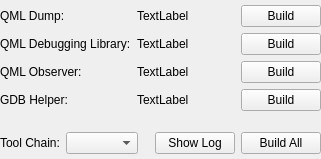
This is src/plugins/qtsupport/debugginghelper.ui in qt-creator/qt-creator as Qt 5 draws it before an edit. The edited form follows.
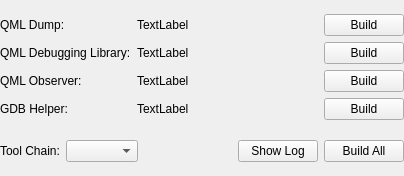
This is the edited form.

Commit message:
Reduce vertical minimum size of Qt versions settings.
The main point of the change is to hide the version info while the
details for the helpers are shown.

Patch:
```diff
--- a/src/plugins/qtsupport/debugginghelper.ui
+++ b/src/plugins/qtsupport/debugginghelper.ui
@@ -6,8 +6,8 @@
    <rect>
     <x>0</x>
     <y>0</y>
-    <width>321</width>
-    <height>159</height>
+    <width>404</width>
+    <height>176</height>
    </rect>
   </property>
   <layout class="QVBoxLayout" name="verticalLayout">
@@ -28,24 +28,17 @@
      </item>
      <item row="1" column="1">
       <widget class="QLabel" name="qmlDumpStatus">
+       <property name="sizePolicy">
+        <sizepolicy hsizetype="Preferred" vsizetype="Preferred">
+         <horstretch>2</horstretch>
+         <verstretch>0</verstretch>
+        </sizepolicy>
+       </property>
        <property name="text">
         <string notr="true">TextLabel</string>
        </property>
       </widget>
      </item>
-     <item row="1" column="2">
-      <spacer name="horizontalSpacer_2">
-       <property name="orientation">
-        <enum>Qt::Horizontal</enum>
-       </property>
-       <property name="sizeHint" stdset="0">
-        <size>
-         <width>40</width>
-         <height>20</height>
-        </size>
-       </property>
-      </spacer>
-     </item>
      <item row="3" column="0">
       <widget class="QLabel" name="qmlObserverLabel">
        <property name="toolTip">
@@ -58,38 +51,17 @@
      </item>
      <item row="3" column="1">
       <widget class="QLabel" name="qmlObserverStatus">
+       <property name="sizePolicy">
+        <sizepolicy hsizetype="Preferred" vsizetype="Preferred">
+         <horstretch>2</horstretch>
+         <verstretch>0</verstretch>
+        </sizepolicy>
+       </property>
        <property name="text">
         <string notr="true">TextLabel</string>
        </property>
       </widget>
      </item>
-     <item row="3" column="2">
-      <spacer name="horizontalSpacer_3">
-       <property name="orientation">
-        <enum>Qt::Horizontal</enum>
-       </property>
-       <property name="sizeHint" stdset="0">
-        <size>
-         <width>40</width>
-         <height>20</height>
-        </size>
-       </property>
-      </spacer>
-     </item>
-     <item row="1" column="4">
-      <widget class="QPushButton" name="qmlDumpBuildButton">
-       <property name="text">
-        <string>Build</string>
-       </property>
-      </widget>
-     </item>
-     <item row="3" column="4">
-      <widget class="QPushButton" name="qmlObserverBuildButton">
-       <property name="text">
-        <string>Build</string>
-       </property>
-      </widget>
-     </item>
      <item row="2" column="0">
       <widget class="QLabel" name="qmlDebuggingLibLabel">
        <property name="text">
@@ -99,31 +71,17 @@
      </item>
      <item row="2" column="1">
       <widget class="QLabel" name="qmlDebuggingLibStatus">
+       <property name="sizePolicy">
+        <sizepolicy hsizetype="Preferred" vsizetype="Preferred">
+         <horstretch>2</horstretch>
+         <verstretch>0</verstretch>
+        </sizepolicy>
+       </property>
        <property name="text">
         <string notr="true">TextLabel</string>
        </property>
       </widget>
      </item>
-     <item row="2" column="2">
-      <spacer name="horizontalSpacer_5">
-       <property name="orientation">
-        <enum>Qt::Horizontal</enum>
-       </property>
-       <property name="sizeHint" stdset="0">
-        <size>
-         <width>40</width>
-         <height>20</height>
-        </size>
-       </property>
-      </spacer>
-     </item>
-     <item row="2" column="4">
-      <widget class="QPushButton" name="qmlDebuggingLibBuildButton">
-       <property name="text">
-        <string>Build</string>
-       </property>
-      </widget>
-     </item>
      <item row="4" column="0">
       <widget class="QLabel" name="gdbHelperLabel">
        <property name="toolTip">
@@ -136,25 +94,39 @@
      </item>
      <item row="4" column="1">
       <widget class="QLabel" name="gdbHelperStatus">
+       <property name="sizePolicy">
+        <sizepolicy hsizetype="Preferred" vsizetype="Preferred">
+         <horstretch>2</horstretch>
+         <verstretch>0</verstretch>
+        </sizepolicy>
+       </property>
        <property name="text">
         <string notr="true">TextLabel</string>
        </property>
       </widget>
      </item>
+     <item row="1" column="2">
+      <widget class="QPushButton" name="qmlDumpBuildButton">
+       <property name="text">
+        <string>Build</string>
+       </property>
+      </widget>
+     </item>
+     <item row="2" column="2">
+      <widget class="QPushButton" name="qmlDebuggingLibBuildButton">
+       <property name="text">
+        <string>Build</string>
+       </property>
+      </widget>
+     </item>
+     <item row="3" column="2">
+      <widget class="QPushButton" name="qmlObserverBuildButton">
+       <property name="text">
+        <string>Build</string>
+       </property>
+      </widget>
+     </item>
      <item row="4" column="2">
-      <spacer name="horizontalSpacer">
-       <property name="orientation">
-        <enum>Qt::Horizontal</enum>
-       </property>
-       <property name="sizeHint" stdset="0">
-        <size>
-         <width>40</width>
-         <height>20</height>
-        </size>
-       </property>
-      </spacer>
-     </item>
-     <item row="4" column="4">
       <widget class="QPushButton" name="gdbHelperBuildButton">
        <property name="text">
         <string>Build</string>
@@ -163,22 +135,6 @@
      </item>
     </layout>
    </item>
-   <item>
-    <spacer name="verticalSpacer">
-     <property name="orientation">
-      <enum>Qt::Vertical</enum>
-     </property>
-     <property name="sizeType">
-      <enum>QSizePolicy::Fixed</enum>
-     </property>
-     <property name="sizeHint" stdset="0">
-      <size>
-       <width>20</width>
-       <height>10</height>
-      </size>
-     </property>
-    </spacer>
-   </item>
    <item>
     <layout class="QHBoxLayout" name="horizontalLayout">
      <item>
```
The commit also changes 4 other files.
